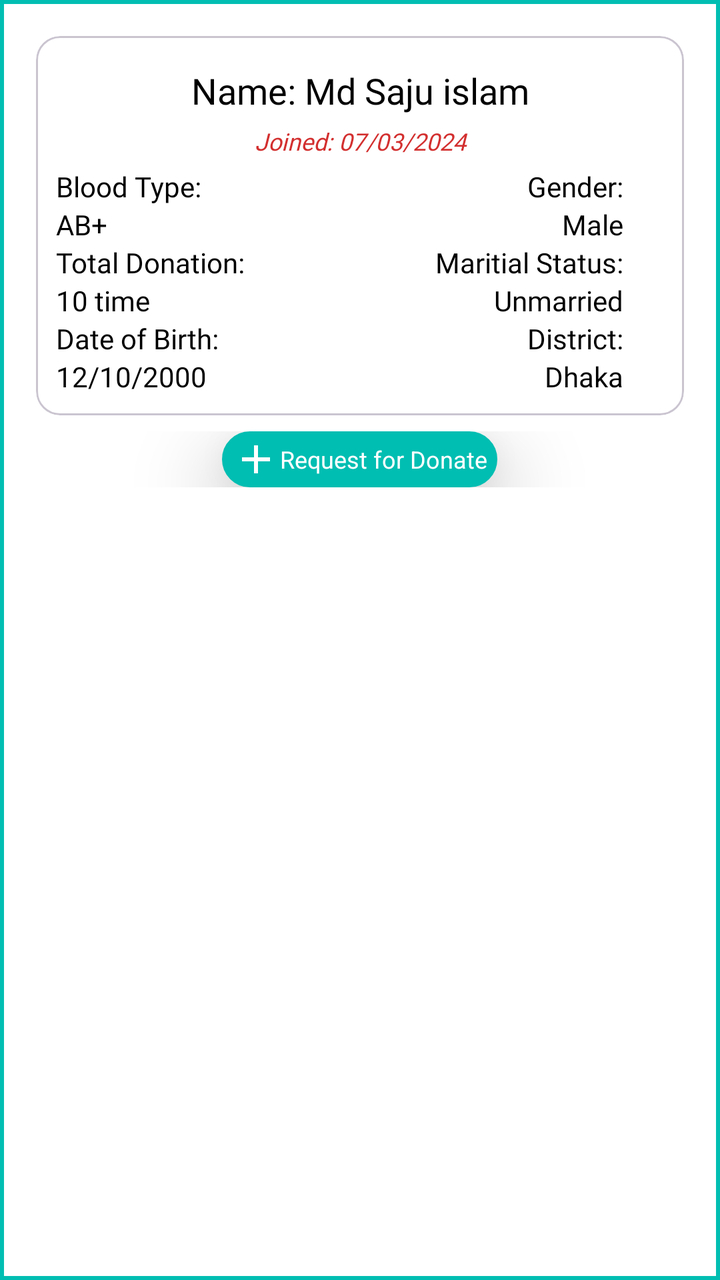
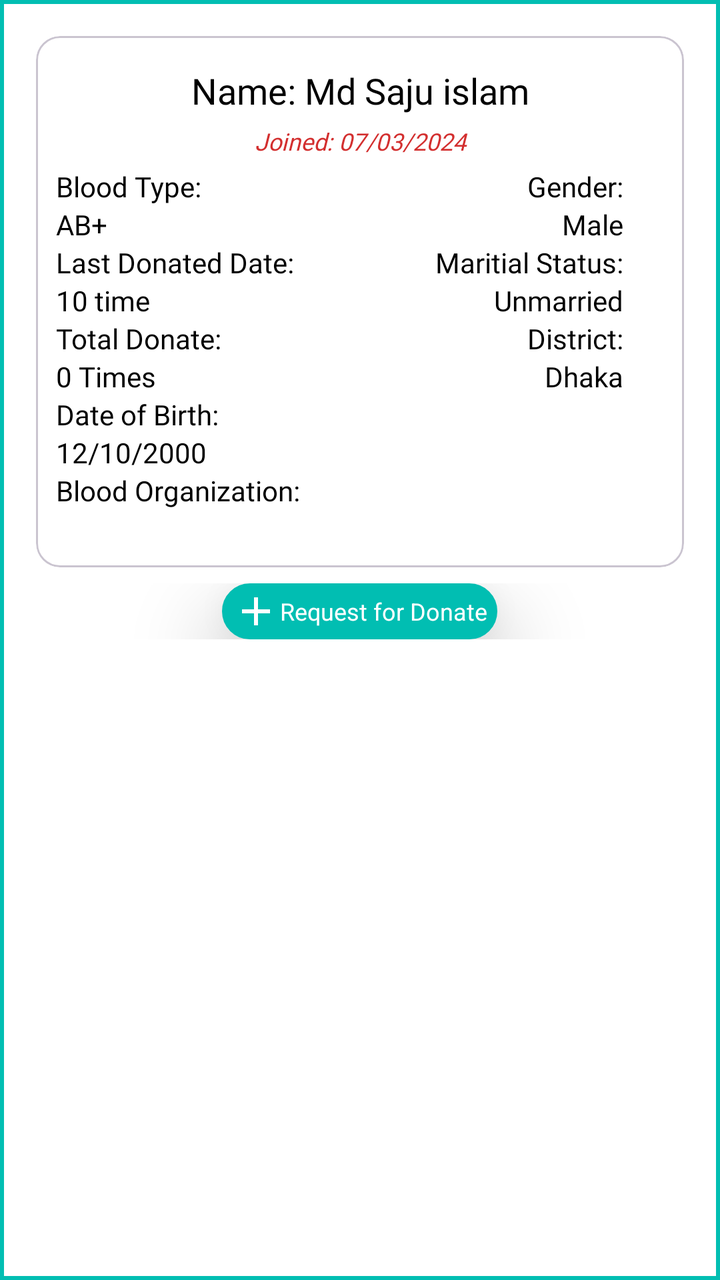

Compare the two renders of this Android layout. The source of the first and the diff that turns it into the second are given below.
<!-- AndroidManifest.xml: application theme Theme.LifePluse -->
<!-- res/layout/blood_doner_list_sample_layout.xml -->
<?xml version="1.0" encoding="utf-8"?>
<LinearLayout xmlns:android="http://schemas.android.com/apk/res/android"
    xmlns:app="http://schemas.android.com/apk/res-auto"
    android:layout_width="match_parent"
    android:layout_height="wrap_content"
    android:background="@drawable/doner_list_border_sample"
    android:orientation="vertical"
    android:padding="10dp">


    <com.google.android.material.card.MaterialCardView
        android:layout_width="match_parent"
        android:layout_height="wrap_content"
        android:layout_margin="8dp"
        app:cardBackgroundColor="@color/white">


        <LinearLayout
            android:layout_width="match_parent"
            android:layout_height="wrap_content"
            android:orientation="vertical"
            android:padding="10dp">

            <TextView
                android:id="@+id/name_tv_textview"
                android:layout_width="match_parent"
                android:layout_height="wrap_content"
                android:layout_margin="5dp"
                android:fontFamily="@font/aclonica"
                android:gravity="center_horizontal"
                android:text="Name: Md Saju islam"
                android:textColor="#000"
                android:textSize="18sp" />

            <TextView
                android:id="@+id/acc_datetvId"
                android:layout_width="match_parent"
                android:layout_height="wrap_content"
                android:layout_marginBottom="5dp"
                android:fontFamily="@font/roboto"
                android:gravity="center_horizontal"
                android:text="Joined: 07/03/2024"
                android:textColor="#D32F2F"
                android:textSize="12sp"
                android:textStyle="italic" />


            <LinearLayout
                android:layout_width="match_parent"
                android:layout_height="wrap_content"
                android:orientation="horizontal"
                android:weightSum="3">

                <LinearLayout
                    android:layout_width="0dp"
                    android:layout_height="match_parent"
                    android:layout_weight="1.4"
                    android:orientation="vertical">


                    <TextView
                        android:layout_width="wrap_content"
                        android:layout_height="wrap_content"
                        android:fontFamily="@font/aclonica"
                        android:text="Blood Type:"
                        android:textColor="#000"
                        android:textSize="14sp" />

                    <TextView
                        android:id="@+id/bloodType_tv_textview"
                        android:layout_width="wrap_content"
                        android:layout_height="wrap_content"
                        android:fontFamily="@font/roboto"
                        android:text="AB+"
                        android:textColor="#000"
                        android:textSize="14sp" />


                    <TextView
                        android:layout_width="wrap_content"
                        android:layout_height="wrap_content"
                        android:fontFamily="@font/aclonica"
                        android:text="Total Donation:"
                        android:textColor="#000"
                        android:textSize="14sp" />

                    <TextView
                        android:id="@+id/totaldonation"
                        android:layout_width="wrap_content"
                        android:layout_height="wrap_content"
                        android:fontFamily="@font/roboto"
                        android:text="10 time"
                        android:textColor="#000"
                        android:textSize="14sp" />


                    <TextView
                        android:layout_width="wrap_content"
                        android:layout_height="wrap_content"
                        android:fontFamily="@font/aclonica"
                        android:text="Date of Birth:"
                        android:textColor="#000"
                        android:textSize="14sp" />

                    <TextView
                        android:id="@+id/dateofbirth_tv"
                        android:layout_width="wrap_content"
                        android:layout_height="wrap_content"
                        android:fontFamily="@font/roboto"
                        android:text="12/10/2000"
                        android:textColor="#000"
                        android:textSize="14sp" />



                </LinearLayout>


                <LinearLayout
                    android:layout_width="0dp"
                    android:layout_height="match_parent"
                    android:layout_weight="1.4"
                    android:gravity="right"
                    android:orientation="vertical">


                    <TextView
                        android:layout_width="wrap_content"
                        android:layout_height="wrap_content"
                        android:fontFamily="@font/aclonica"
                        android:text="Gender:"
                        android:textColor="#000"
                        android:textSize="14sp" />

                    <TextView
                        android:id="@+id/gender_tv"
                        android:layout_width="wrap_content"
                        android:layout_height="wrap_content"
                        android:fontFamily="@font/roboto"
                        android:text="Male"
                        android:textColor="#000"
                        android:textSize="14sp" />


                    <TextView
                        android:layout_width="wrap_content"
                        android:layout_height="wrap_content"
                        android:fontFamily="@font/aclonica"
                        android:text="Maritial Status:"
                        android:textColor="#000"
                        android:textSize="14sp" />

                    <TextView
                        android:id="@+id/marital_status_tv"
                        android:layout_width="wrap_content"
                        android:layout_height="wrap_content"
                        android:fontFamily="@font/roboto"
                        android:text="Unmarried"
                        android:textColor="#000"
                        android:textSize="14sp" />

                    <TextView
                        android:layout_width="wrap_content"
                        android:layout_height="wrap_content"
                        android:fontFamily="@font/aclonica"
                        android:text="District:"
                        android:textColor="#000"
                        android:textSize="14sp" />

                    <TextView
                        android:id="@+id/district_tv"
                        android:layout_width="wrap_content"
                        android:layout_height="wrap_content"
                        android:fontFamily="@font/roboto"
                        android:text="Dhaka"
                        android:textColor="#000"
                        android:textSize="14sp" />


                </LinearLayout>

            </LinearLayout>


        </LinearLayout>


    </com.google.android.material.card.MaterialCardView>


    <LinearLayout
        android:layout_width="match_parent"
        android:layout_height="wrap_content"
        android:gravity="center"
        android:orientation="horizontal">


        <TextView
            android:id="@+id/request_for_donateBtn"
            android:layout_width="wrap_content"
            android:layout_height="wrap_content"
            android:text="Request for Donate"
            android:drawableStart="@drawable/baseline_add"
            android:gravity="center"
            android:background="@drawable/btn_rounded_corner"
            android:textSize="12sp"
            android:textColor="@color/white"
            android:backgroundTint="@color/header_bg"
            android:paddingTop="2dp"
            android:paddingBottom="2dp"
            android:paddingLeft="5dp"
            android:paddingRight="5dp"
            android:elevation="25dp"
            android:drawableTint="@color/white"/>



    </LinearLayout>




</LinearLayout>
<!-- resources referenced by this layout -->
<resources>
  <color name="header_bg">#01BEB2</color>
  <color name="white">#FFFFFFFF</color>
  <!-- drawable baseline_add (drawable) -->
  <vector android:height="24dp" android:tint="#FFFFFF"
      android:viewportHeight="24" android:viewportWidth="24"
      android:width="24dp" xmlns:android="http://schemas.android.com/apk/res/android">
      <path android:fillColor="@android:color/white" android:pathData="M19,13h-6v6h-2v-6H5v-2h6V5h2v6h6v2z"/>
  </vector>
  <!-- drawable btn_rounded_corner (drawable) -->
  <?xml version="1.0" encoding="utf-8"?>
  <shape android:shape="rectangle" xmlns:android="http://schemas.android.com/apk/res/android">
  
      <stroke android:width="1dp" android:color="@color/white"/>
      <corners android:radius="40dp"/>
      <solid android:color="@color/white"/>
  </shape>
  <!-- drawable doner_list_border_sample (drawable) -->
  <?xml version="1.0" encoding="utf-8"?>
  <shape xmlns:android="http://schemas.android.com/apk/res/android" android:shape="rectangle">
  
      <stroke android:color="@color/header_bg" android:width="2dp"/>
      <solid android:color="@color/white"/>
  
  
  </shape>
  <style name="Theme.LifePluse" parent="Base.Theme.LifePluse" />
  <style name="Base.Theme.LifePluse" parent="Theme.Material3.DayNight.NoActionBar">
          
  
          <item name="android:windowIsTranslucent">true</item>
  
          <item name="colorPrimary">@color/status_bar</item>
      </style>
  <color name="status_bar">#018E85</color>
</resources>

<!-- the commit's change to res/layout/blood_doner_list_sample_layout.xml (unified diff, before → after) -->
@@ -80,12 +80,12 @@
                         android:layout_width="wrap_content"
                         android:layout_height="wrap_content"
                         android:fontFamily="@font/aclonica"
-                        android:text="Total Donation:"
-                        android:textColor="#000"
-                        android:textSize="14sp" />
-
-                    <TextView
-                        android:id="@+id/totaldonation"
+                        android:text="Last Donated Date:"
+                        android:textColor="#000"
+                        android:textSize="14sp" />
+
+                    <TextView
+                        android:id="@+id/lastdonationId"
                         android:layout_width="wrap_content"
                         android:layout_height="wrap_content"
                         android:fontFamily="@font/roboto"
@@ -93,6 +93,23 @@
                         android:textColor="#000"
                         android:textSize="14sp" />
 
+                    <TextView
+                        android:layout_width="wrap_content"
+                        android:layout_height="wrap_content"
+                        android:fontFamily="@font/aclonica"
+                        android:text="Total Donate:"
+                        android:textColor="#000"
+                        android:textSize="14sp" />
+
+                    <TextView
+                        android:id="@+id/totalDonateId"
+                        android:layout_width="wrap_content"
+                        android:layout_height="wrap_content"
+                        android:fontFamily="@font/roboto"
+                        android:text="0 Times"
+                        android:textColor="#000"
+                        android:textSize="14sp" />
+
 
                     <TextView
                         android:layout_width="wrap_content"
@@ -111,6 +128,27 @@
                         android:textColor="#000"
                         android:textSize="14sp" />
 
+
+                    <TextView
+                        android:layout_width="wrap_content"
+                        android:layout_height="wrap_content"
+                        android:fontFamily="@font/aclonica"
+                        android:text="Blood Organization:"
+                        android:textColor="#000"
+                        android:maxLines="1"
+                        android:ellipsize="end"
+                        android:textSize="14sp" />
+
+
+
+                    <TextView
+                        android:id="@+id/blood_org_tv"
+                        android:layout_width="wrap_content"
+                        android:layout_height="wrap_content"
+                        android:fontFamily="@font/roboto"
+                        android:text=""
+                        android:textColor="#000"
+                        android:textSize="14sp" />
 
 
                 </LinearLayout>
